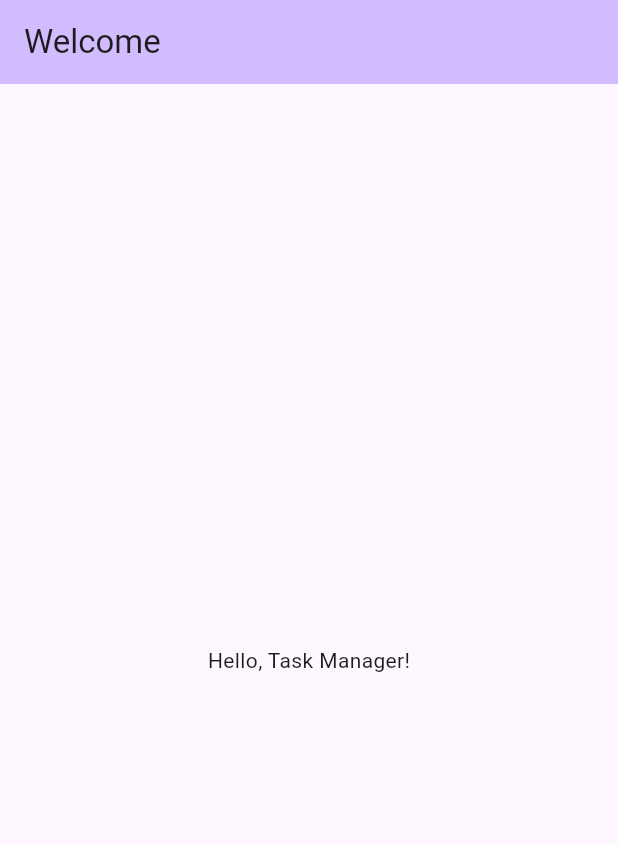
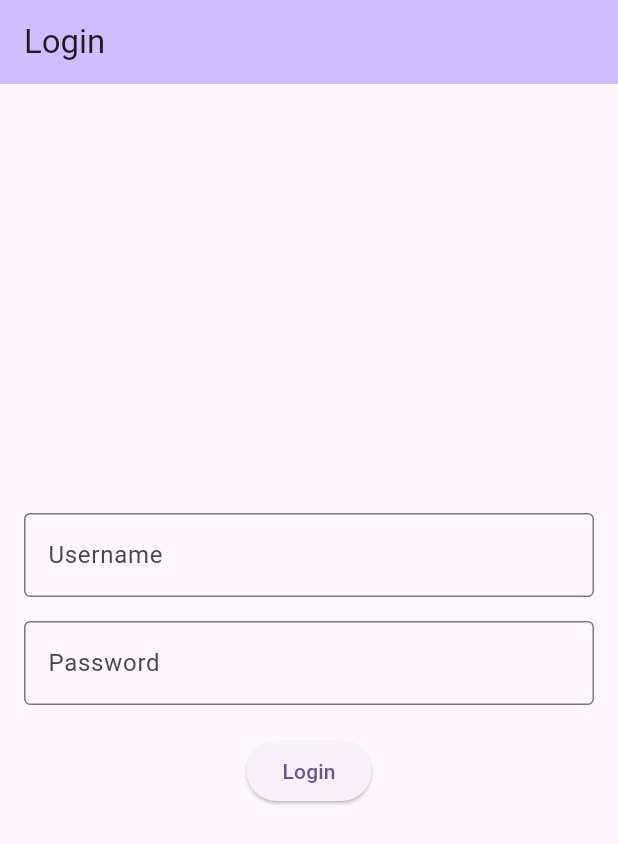
Before and after one commit to Aladdin-Ghribi/company_task_manager, a Flutter app: the screen it shows after launch, on a phone screen of 412 x 824 dp. Shown: the top 844 px of the screen. Run offline on Flutter 3.47's test engine with Material 3 defaults, Android fonts, the phone set to English and light mode, and no system bars.

Commit message:
Add login screen with text fields and button

```diff
--- a/lib/main.dart
+++ b/lib/main.dart
@@ -23,15 +23,52 @@ class MyApp extends StatelessWidget {
 }
 
 class MyHomePage extends StatelessWidget {
+  final TextEditingController _usernameController = TextEditingController();
+  final TextEditingController _passwordController = TextEditingController();
+
   @override
   Widget build(BuildContext context) {
     return Scaffold(
       appBar: AppBar(
-        title: Text('Welcome'),
+        title: Text('Login'),
         backgroundColor: Theme.of(context).colorScheme.inversePrimary,
       ),
-      body: Center(
-        child: Text('Hello, Task Manager!'),
+      body: Padding(
+        padding: EdgeInsets.all(16.0),
+        child: Column(
+          mainAxisAlignment: MainAxisAlignment.center,
+          children: [
+            TextField(
+              controller: _usernameController,
+              decoration: InputDecoration(
+                labelText: 'Username',
+                border: OutlineInputBorder(),
+              ),
+            ),
+            // SizedBox(height: 17.0),
+            // TextField(
+            //   controller: null,
+            //   decoration: InputDecoration(labelText: "Email",border: OutlineInputBorder()),
+            // ),
+            SizedBox(height: 16.0),
+            TextField(
+              controller: _passwordController,
+              decoration: InputDecoration(
+                labelText: 'Password',
+                border: OutlineInputBorder(),
+              ),
+              obscureText: true,
+            ),
+            SizedBox(height: 20.0),
+            ElevatedButton(
+              onPressed: () {
+                debugPrint("Username: ${_usernameController.text}");
+                debugPrint("Password: ${_passwordController.text}");
+              },
+              child: Text('Login'),
+            ),
+          ],
+        ),
       ),
     );
   }
```
